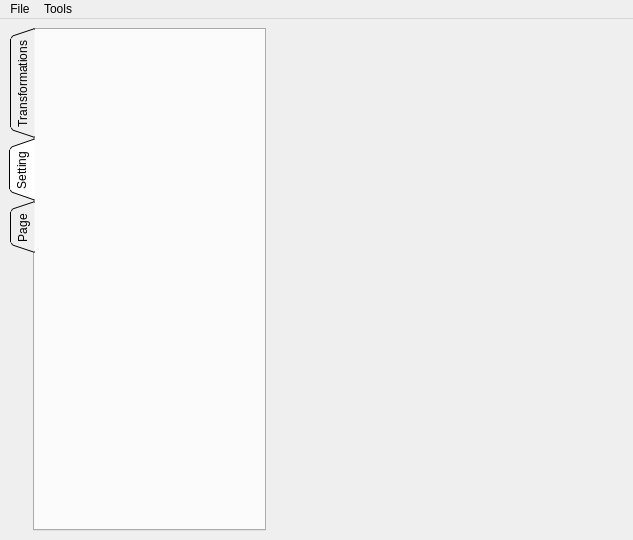
This is apps/viewer/MainWindow.ui in 3dem/datavis as Qt 5 draws it before an edit. The edited form follows.
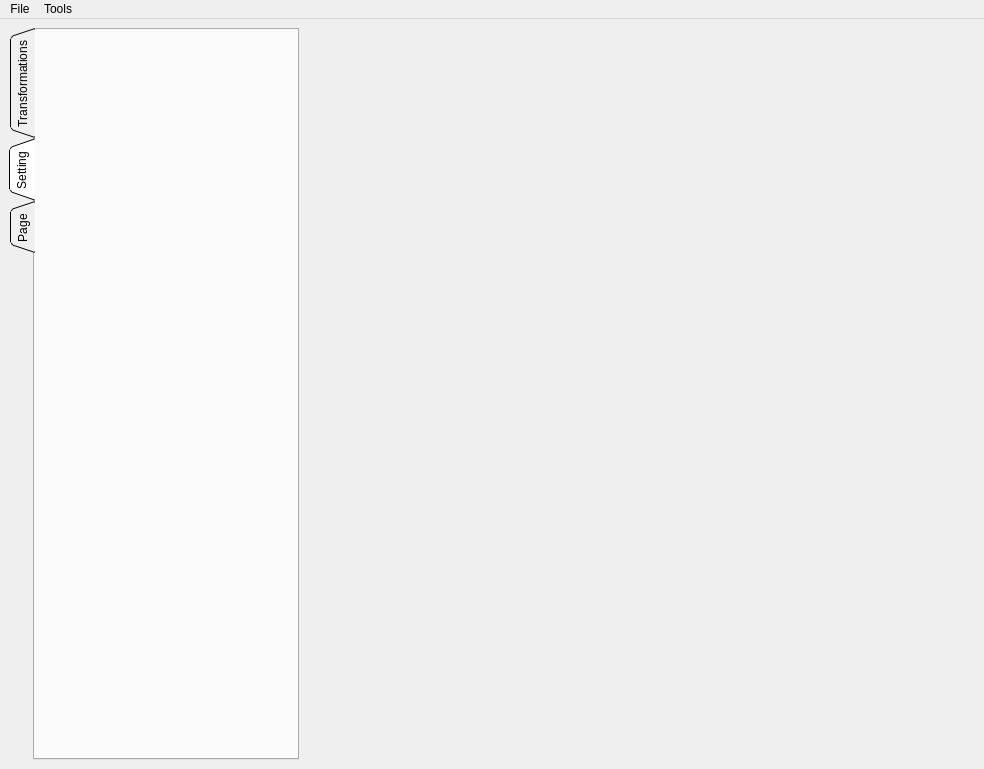
This is the edited form. The open tabs and pages were chosen to show the change.

Commit message:
- Added box.py comments - New widgets     * HistogramChart           Draw histogram chart
    * BrightnessContrast (Not implemented yet)
          Configure Brightness and Contrast params
          Show histogram chart
    * WLDialog
         Configure Window and Level params

    * WindowLevels
        Configure Window and Level params. Use  WLDialog
        Show histogram chart

- New class
    * HistogramData
        Describe   the histogram data. Include Min and Max image pixel values

```diff
--- a/apps/viewer/MainWindow.ui
+++ b/apps/viewer/MainWindow.ui
@@ -6,8 +6,8 @@
    <rect>
     <x>0</x>
     <y>0</y>
-    <width>633</width>
-    <height>540</height>
+    <width>984</width>
+    <height>769</height>
    </rect>
   </property>
   <property name="windowTitle">
@@ -25,6 +25,12 @@
           <verstretch>0</verstretch>
          </sizepolicy>
         </property>
+        <property name="minimumSize">
+         <size>
+          <width>290</width>
+          <height>0</height>
+         </size>
+        </property>
         <property name="mouseTracking">
          <bool>true</bool>
         </property>
@@ -227,6 +233,17 @@
          <attribute name="title">
           <string>Setting</string>
          </attribute>
+         <widget class="QWidget" name="layoutWidget">
+          <property name="geometry">
+           <rect>
+            <x>2</x>
+            <y>10</y>
+            <width>261</width>
+            <height>711</height>
+           </rect>
+          </property>
+          <layout class="QVBoxLayout" name="verticalLayout_8"/>
+         </widget>
         </widget>
         <widget class="QWidget" name="tab_3">
          <attribute name="title">
@@ -253,7 +270,7 @@
     <rect>
      <x>0</x>
      <y>0</y>
-     <width>633</width>
+     <width>984</width>
      <height>26</height>
     </rect>
    </property>
```
The commit also changes 6 other files.
